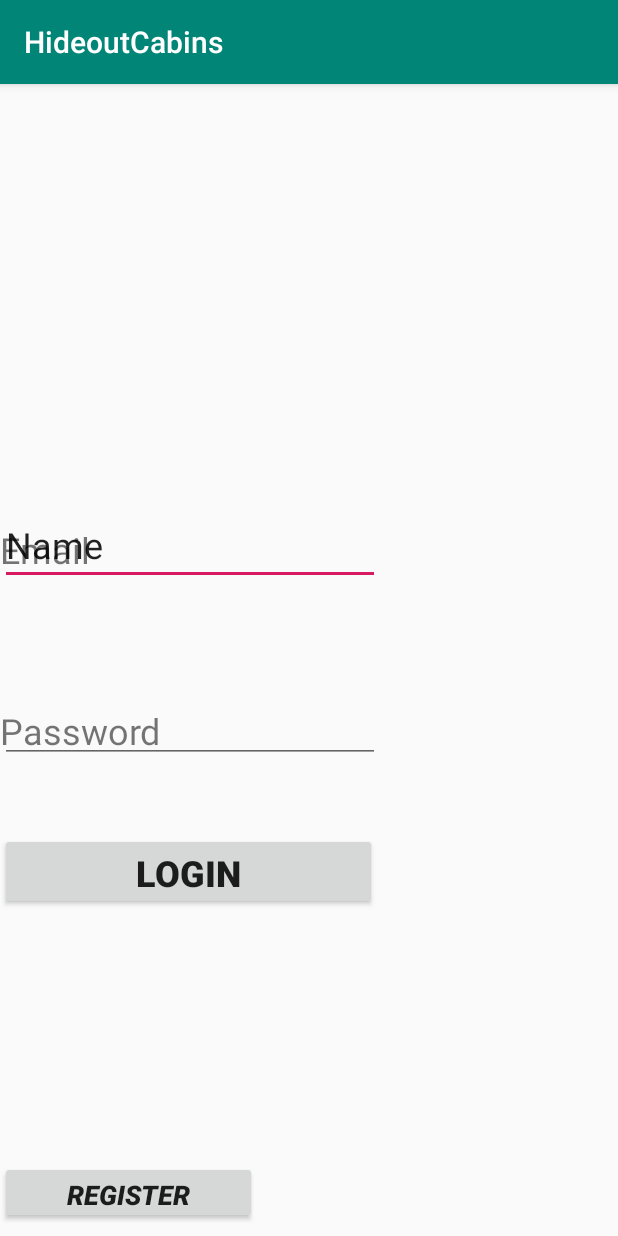
After one commit to Esandhavithanage/BODIMA_APP, an Android app: the Login screen opened directly, with no data from a screen before it, on a phone screen of 412 x 824 dp. The commit adds this screen. Run offline under Robolectric (Android 15) with nearby library versions, the phone set to English and light mode, and no system bars.

Commit message:
Login page and registermenu

```diff
--- /dev/null
+++ b/app/src/main/java/com/example/hideoutcabins/Login.java
@@ -0,0 +1,14 @@
+package com.example.hideoutcabins;
+
+import androidx.appcompat.app.AppCompatActivity;
+
+import android.os.Bundle;
+
+public class Login extends AppCompatActivity {
+
+    @Override
+    protected void onCreate(Bundle savedInstanceState) {
+        super.onCreate(savedInstanceState);
+        setContentView(R.layout.activity_login);
+    }
+}
--- /dev/null
+++ b/app/src/main/res/layout/activity_login.xml
@@ -0,0 +1,81 @@
+<?xml version="1.0" encoding="utf-8"?>
+<androidx.constraintlayout.widget.ConstraintLayout xmlns:android="http://schemas.android.com/apk/res/android"
+    xmlns:app="http://schemas.android.com/apk/res-auto"
+    xmlns:tools="http://schemas.android.com/tools"
+    android:layout_width="match_parent"
+    android:layout_height="match_parent"
+    tools:context=".Login">
+
+    <TextView
+        android:id="@+id/txtUname"
+        android:layout_width="wrap_content"
+        android:layout_height="wrap_content"
+        android:layout_marginBottom="8dp"
+        android:text="@string/Email"
+        android:textSize="24sp"
+        app:layout_constraintBottom_toBottomOf="parent"
+        app:layout_constraintTop_toTopOf="parent"
+        app:layout_constraintVertical_bias="0.404"
+        tools:layout_editor_absoluteX="25dp" />
+
+    <EditText
+        android:id="@+id/editText"
+        android:layout_width="253dp"
+        android:layout_height="50dp"
+        android:ems="10"
+        android:inputType="textPersonName"
+        android:text="Name"
+        android:textSize="24sp"
+        app:layout_constraintBaseline_toBaselineOf="@+id/txtUname"
+        tools:layout_editor_absoluteX="142dp" />
+
+    <TextView
+        android:id="@+id/txtPassowrd"
+        android:layout_width="wrap_content"
+        android:layout_height="wrap_content"
+        android:layout_marginBottom="8dp"
+        android:text="@string/password"
+        android:textSize="24sp"
+        app:layout_constraintBottom_toBottomOf="parent"
+        app:layout_constraintTop_toTopOf="parent"
+        app:layout_constraintVertical_bias="0.57"
+        tools:layout_editor_absoluteX="25dp" />
+
+    <EditText
+        android:id="@+id/editText2"
+        android:layout_width="253dp"
+        android:layout_height="48dp"
+        android:ems="10"
+        android:inputType="textPassword"
+        android:textSize="24sp"
+        app:layout_constraintBaseline_toBaselineOf="@+id/txtPassowrd"
+        tools:layout_editor_absoluteX="142dp" />
+
+    <Button
+        android:id="@+id/button2"
+        android:layout_width="251dp"
+        android:layout_height="51dp"
+        android:layout_marginTop="8dp"
+        android:layout_marginBottom="8dp"
+        android:text="@string/login"
+        android:textSize="24sp"
+        android:textStyle="bold"
+        app:layout_constraintBottom_toBottomOf="parent"
+        app:layout_constraintTop_toTopOf="parent"
+        app:layout_constraintVertical_bias="0.701"
+        tools:layout_editor_absoluteX="144dp" />
+
+    <Button
+        android:id="@+id/button6"
+        android:layout_width="171dp"
+        android:layout_height="42dp"
+        android:layout_marginTop="8dp"
+        android:layout_marginBottom="8dp"
+        android:text="@string/register"
+        android:textSize="18sp"
+        android:textStyle="bold|italic"
+        app:layout_constraintBottom_toBottomOf="parent"
+        app:layout_constraintTop_toTopOf="parent"
+        app:layout_constraintVertical_bias="1.0"
+        tools:layout_editor_absoluteX="237dp" />
+</androidx.constraintlayout.widget.ConstraintLayout>
--- a/app/src/main/res/values/strings.xml
+++ b/app/src/main/res/values/strings.xml
@@ -33,4 +33,10 @@
     <string name="Edit">Edit</string>
     <string name="update">Update</string>
     <string name="price">Price</string>
+
+    <string name="login">Login</string>
+    <string name="register">Register</string>
+
+    <string name="TravellerReg">Traveller Registration</string>
+    <string name="cabanaReg">Cabana Registration</string>
 </resources>
```
Also changed, not shown: app/src/main/AndroidManifest.xml (+7 -4 lines), app/src/main/java/com/example/hideoutcabins/Register_menu.java (added, +14 -0 lines), app/src/main/res/layout/activity_register_menu.xml (added, +43 -0 lines).
